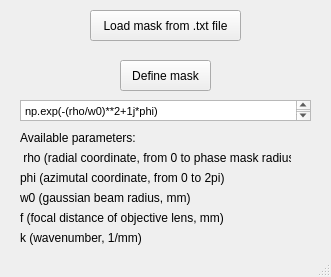
This is PyFocus/mask_selection2.ui in fcaprile/PyFocus as Qt 5 draws it before an edit. The edited form follows.
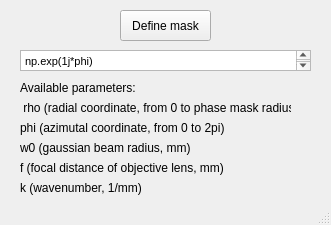
This is the edited form.

```diff
--- a/PyFocus/mask_selection2.ui
+++ b/PyFocus/mask_selection2.ui
@@ -7,7 +7,7 @@
     <x>0</x>
     <y>0</y>
     <width>331</width>
-    <height>277</height>
+    <height>225</height>
    </rect>
   </property>
   <property name="windowTitle">
@@ -18,7 +18,7 @@
     <property name="geometry">
      <rect>
       <x>20</x>
-      <y>130</y>
+      <y>80</y>
       <width>161</width>
       <height>16</height>
      </rect>
@@ -31,7 +31,7 @@
     <property name="geometry">
      <rect>
       <x>20</x>
-      <y>170</y>
+      <y>120</y>
       <width>301</width>
       <height>16</height>
      </rect>
@@ -44,7 +44,7 @@
     <property name="geometry">
      <rect>
       <x>20</x>
-      <y>190</y>
+      <y>140</y>
       <width>181</width>
       <height>16</height>
      </rect>
@@ -57,7 +57,7 @@
     <property name="geometry">
      <rect>
       <x>20</x>
-      <y>230</y>
+      <y>180</y>
       <width>141</width>
       <height>16</height>
      </rect>
@@ -70,7 +70,7 @@
     <property name="geometry">
      <rect>
       <x>120</x>
-      <y>60</y>
+      <y>10</y>
       <width>91</width>
       <height>31</height>
      </rect>
@@ -83,7 +83,7 @@
     <property name="geometry">
      <rect>
       <x>20</x>
-      <y>150</y>
+      <y>100</y>
       <width>271</width>
       <height>16</height>
      </rect>
@@ -96,7 +96,7 @@
     <property name="geometry">
      <rect>
       <x>20</x>
-      <y>210</y>
+      <y>160</y>
       <width>241</width>
       <height>16</height>
      </rect>
@@ -109,7 +109,7 @@
     <property name="geometry">
      <rect>
       <x>20</x>
-      <y>100</y>
+      <y>50</y>
       <width>291</width>
       <height>21</height>
      </rect>
@@ -119,20 +119,7 @@
 &lt;html&gt;&lt;head&gt;&lt;meta name=&quot;qrichtext&quot; content=&quot;1&quot; /&gt;&lt;style type=&quot;text/css&quot;&gt;
 p, li { white-space: pre-wrap; }
 &lt;/style&gt;&lt;/head&gt;&lt;body style=&quot; font-family:'MS Shell Dlg 2'; font-size:8.25pt; font-weight:400; font-style:normal;&quot;&gt;
-&lt;p style=&quot; margin-top:0px; margin-bottom:0px; margin-left:0px; margin-right:0px; -qt-block-indent:0; text-indent:0px;&quot;&gt;np.exp(-(rho/w0)**2+1j*phi)&lt;/p&gt;&lt;/body&gt;&lt;/html&gt;</string>
-    </property>
-   </widget>
-   <widget class="QPushButton" name="pushButton_2">
-    <property name="geometry">
-     <rect>
-      <x>90</x>
-      <y>10</y>
-      <width>151</width>
-      <height>31</height>
-     </rect>
-    </property>
-    <property name="text">
-     <string>Load mask from .txt file</string>
+&lt;p style=&quot; margin-top:0px; margin-bottom:0px; margin-left:0px; margin-right:0px; -qt-block-indent:0; text-indent:0px;&quot;&gt;np.exp(1j*phi)&lt;/p&gt;&lt;/body&gt;&lt;/html&gt;</string>
     </property>
    </widget>
   </widget>
```
